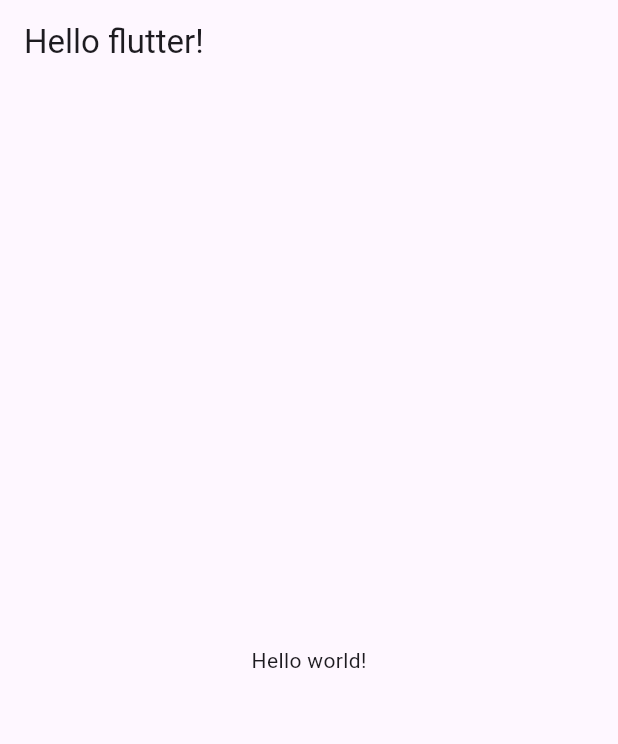
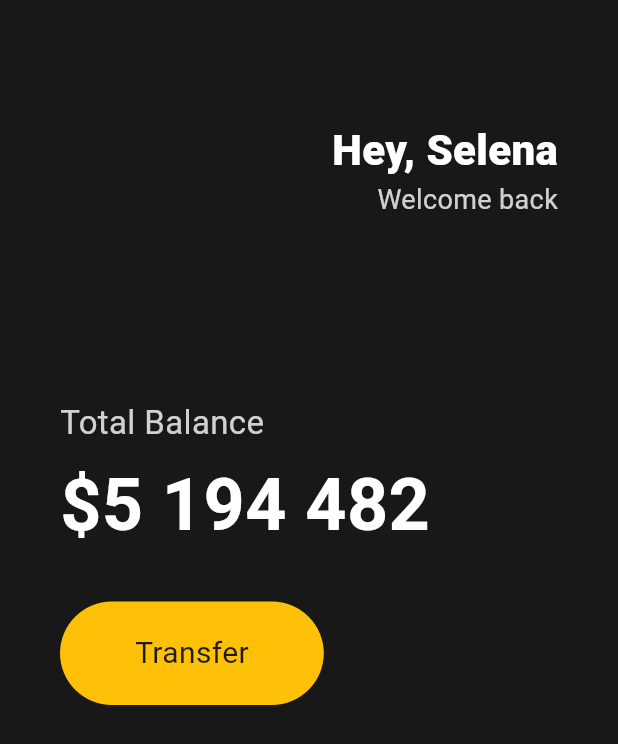
Before and after one commit to limyohwan/flutter-beginner, a Flutter app: the screen it shows after launch, on a phone screen of 412 x 824 dp. Shown: the top 744 px of the screen. Run offline on Flutter 3.47's test engine with Material 3 defaults, Android fonts, the phone set to English and light mode, and no system bars.

Commit message:
feat: 지갑 UI 따라잡기1

```diff
--- a/lib/main.dart
+++ b/lib/main.dart
@@ -1,26 +1,104 @@
-import 'package:flutter/cupertino.dart';
 import 'package:flutter/material.dart';
 
 void main() {
-  runApp(App());
+  runApp(const App());
 }
+
 class App extends StatelessWidget {
+  const App({super.key});
 
   @override
-  Widget build(BuildContext context) { // Flutter에서 build 메서드를 통해 위젯을 만듬
-    // root App Widget은 MaterialApp(구글) 혹은 CupertinoApp(애플)을 리턴해야함
-    // Flutter는 구글에서 개발하였기에 MaterialApp이 나음
-    // 모바일 앱은 Scaffold 구조를 가져야함
+  Widget build(BuildContext context) {
     return MaterialApp(
       home: Scaffold(
-        appBar: AppBar(
-          title: Text('Hello flutter!'),
-        ),
-        body: Center(
-          child: Text('Hello world!'),
+        backgroundColor: const Color(0xFF181818), // 특정 컬러를 사용하기 위한 방법
+        body: Padding(
+          padding: const EdgeInsets.symmetric(
+            horizontal: 40,
+          ),
+          child: Column(
+            crossAxisAlignment: CrossAxisAlignment.start,
+            children: [
+              const SizedBox(
+                height: 80,
+              ),
+              Row(
+                mainAxisAlignment: MainAxisAlignment
+                    .end, // Row의 MainAxis = 수평 가로 방향, CrossAxis = 수직 세로 방향
+                children: [
+                  Column(
+                    crossAxisAlignment: CrossAxisAlignment
+                        .end, // Column의 MainAxis = 수직 세로 방향, CrossAxis = 수평 가로 방향
+                    children: [
+                      const Text(
+                        'Hey, Selena',
+                        style: TextStyle(
+                          color: Colors.white,
+                          fontSize: 28,
+                          fontWeight: FontWeight.w800,
+                        ),
+                      ),
+                      Text(
+                        'Welcome back',
+                        style: TextStyle(
+                          color: Colors.white.withOpacity(0.8),
+                          fontSize: 18,
+                        ),
+                      ),
+                    ],
+                  ),
+                ],
+              ),
+              const SizedBox(
+                height: 120,
+              ),
+              Text(
+                'Total Balance',
+                style: TextStyle(
+                  fontSize: 22,
+                  color: Colors.white.withOpacity(0.8),
+                ),
+              ),
+              const SizedBox(
+                height: 5,
+              ),
+              const Text(
+                '\$5 194 482',
+                style: TextStyle(
+                  fontSize: 48,
+                  fontWeight: FontWeight.w600,
+                  color: Colors.white,
+                ),
+              ),
+              const SizedBox(
+                height: 30,
+              ),
+              Row(
+                children: [
+                  Container(
+                    decoration: BoxDecoration(
+                      color: Colors.amber,
+                      borderRadius: BorderRadius.circular(45),
+                    ),
+                    child: const Padding(
+                      padding: EdgeInsets.symmetric(
+                        vertical: 20,
+                        horizontal: 50,
+                      ),
+                      child: Text(
+                        'Transfer',
+                        style: TextStyle(
+                          fontSize: 20,
+                        ),
+                      ),
+                    ),
+                  )
+                ],
+              )
+            ],
+          ),
         ),
       ),
     );
-    // return CupertinoApp();
   }
 }
```
